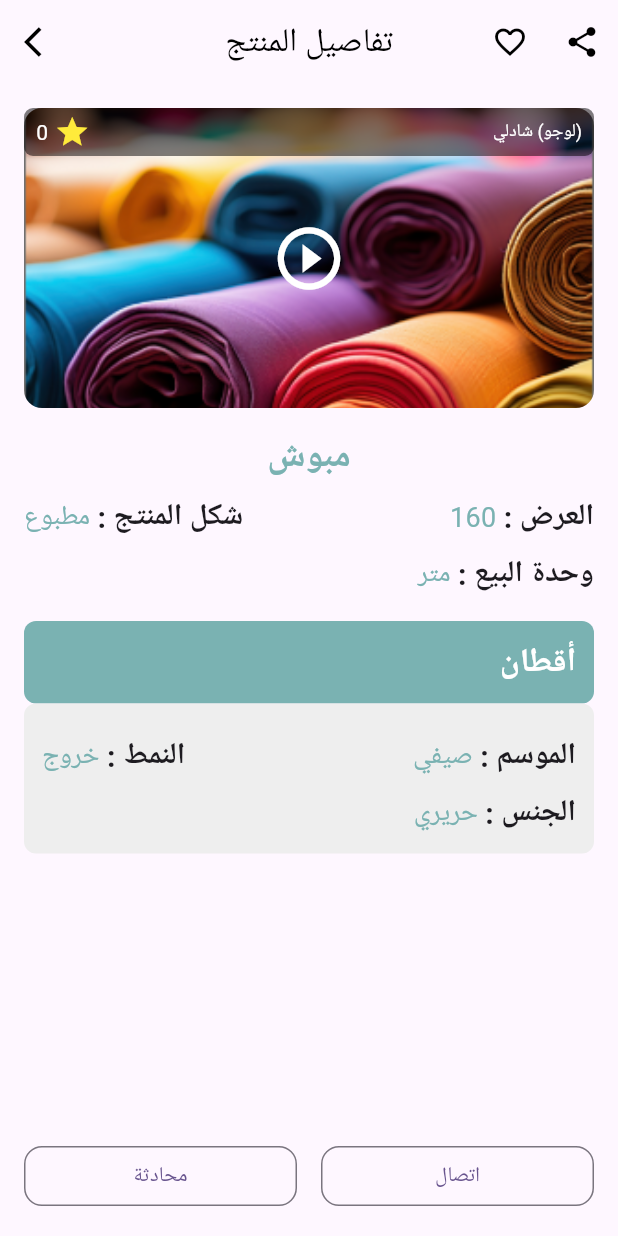
After one commit to Ali-Kashasha/Dyarna_flutter, a Flutter app: the ProductDetailScreen screen opened directly, on a phone screen of 412 x 824 dp. The commit adds this screen. Run offline on Flutter 3.47's test engine with Material 3 defaults, Android fonts, the phone set to English and light mode, and no system bars; our stand-ins replace convex_bottom_bar, flick_video_player, video_player; network calls fail.

Commit message:
serch screen and item details

```diff
--- /dev/null
+++ b/lib/product_details_screen.dart
@@ -0,0 +1,225 @@
+import 'package:flutter/cupertino.dart';
+import 'package:flutter/material.dart';
+import 'package:flutter/widgets.dart';
+
+
+
+class ProductDetailScreen extends StatelessWidget {
+  @override
+  Widget build(BuildContext context) {
+    return Scaffold(
+      appBar: AppBar(
+        leading: IconButton(
+          icon: Icon(Icons.arrow_back_ios, color: Colors.black),
+          onPressed: () => Navigator.of(context).pop(),
+        ),
+        backgroundColor: Colors.transparent,
+        elevation: 0,
+        centerTitle: true,
+        title: Text('تفاصيل المنتج', style: TextStyle(color: Colors.black)),
+        actions: [
+          IconButton(
+            icon: Icon(Icons.favorite_border, color: Colors.black),
+            onPressed: () {},
+          ),
+          IconButton(
+            icon: Icon(Icons.share, color: Colors.black),
+            onPressed: () {},
+          ),
+        ],
+      ),
+      body: Container(
+        child: Padding(
+          padding: const EdgeInsets.all(16.0),
+          child: Directionality(
+            textDirection: TextDirection.rtl,
+
+            child: Column(
+              crossAxisAlignment: CrossAxisAlignment.start,
+              children: [
+                // Product Image with Play Icon
+                Stack(
+                  children: [
+                    Container(
+                      height: 200,
+                      width: double.infinity,
+                      decoration: BoxDecoration(
+                        borderRadius: BorderRadius.circular(12),
+                        image: DecorationImage(
+                          image: AssetImage(
+                              'assets/images/fabrics.png'),
+                          fit: BoxFit.cover,
+                        ),
+                      ),
+                    ),
+
+                    Positioned(
+                      top: 0,
+                      left: 0,
+                      right: 0,
+                      child: Container(
+                        //width: double.infinity,
+                        padding: EdgeInsets.symmetric(horizontal: 8, vertical: 4),
+                        decoration: BoxDecoration(
+                          color: Colors.black.withOpacity(0.5),
+                          borderRadius: BorderRadius.circular(6),
+                        ),
+                        child: Row(
+                          //mainAxisAlignment: MainAxisAlignment.spaceBetween,
+                          children: [
+                            Text(
+                              '(لوجو) شادلي',
+                              style: TextStyle(color: Colors.white, fontSize: 12),
+                            ),
+                            Spacer(),
+                            Icon(Icons.star, color: Colors.yellow),
+                            SizedBox(width: 4),
+                            Text('0', style: TextStyle(color: Colors.white)),
+
+                          ],
+                        ),
+                      ),
+                    ),
+
+
+                    Positioned(
+                      top: 0,
+                      bottom: 0,
+                      left: 0,
+                      right: 0,
+                      child: Center(
+                        child: Icon(
+                          Icons.play_circle_outline,
+                          color: Colors.white,
+                          size: 50,
+                        ),
+                      ),
+                    ),
+                  ],
+                ),
+                SizedBox(height: 16),
+                // Product Title
+                Align(
+                  alignment: Alignment.center,
+                  child: Text(
+                    'مبوش',
+                    style: TextStyle(color:Color(0xff7AB2B2),fontSize: 24, fontWeight: FontWeight.bold),
+                  ),
+                ),
+                SizedBox(height: 8),
+                // Product Attributes
+                Row(
+                  children: [
+                    Text(
+                      'العرض : ',
+                      style: TextStyle(fontWeight: FontWeight.bold,fontSize: 20),
+                    ),
+
+                    Text('160',style: TextStyle(color:Color(0xff7AB2B2),fontSize: 18),),
+                    Spacer(),
+                    SizedBox(width: 16),
+                    Text(
+                      'شكل المنتج : ',
+                      style: TextStyle(fontWeight: FontWeight.bold,fontSize: 20),
+                    ),
+                    Text('مطبوع',style: TextStyle(color:Color(0xff7AB2B2),fontSize: 18),),
+                  ],
+                ),
+                SizedBox(height: 8),
+                Row(
+                  children: [
+                    Text(
+                      'وحدة البيع : ',
+                      style: TextStyle(fontWeight: FontWeight.bold,fontSize: 20),
+                    ),
+                    Text('متر',style: TextStyle(color:Color(0xff7AB2B2),fontSize: 18),),
+                  ],
+                ),
+                SizedBox(height: 16),
+                Container(
+                    padding: EdgeInsets.all(12),
+width: double.infinity,
+                    decoration: BoxDecoration(
+                      color: Color(0xff7AB2B2),
+                      borderRadius: BorderRadius.circular(8),
+                    ),
+                    child: Text('أقطان', style: TextStyle(color:Colors.white,fontWeight: FontWeight.bold,fontSize: 22))),
+                // Product Category and Attributes
+                Container(
+                  padding: EdgeInsets.all(12),
+                  decoration: BoxDecoration(
+                    color: Colors.grey[200],
+                    borderRadius: BorderRadius.circular(8),
+                  ),
+                  child: Column(
+                    crossAxisAlignment: CrossAxisAlignment.start,
+                    children: [
+
+                      SizedBox(height: 8),
+                      Row(
+                        children: [
+                          Text(
+                            'الموسم : ',
+                            style: TextStyle(fontWeight: FontWeight.bold,fontSize: 20),
+                          ),
+                          Text('صيفي',style: TextStyle(color:Color(0xff7AB2B2),fontSize: 18),),
+                          Spacer(),
+                          Text(
+                            'النمط : ',
+                            style: TextStyle(fontWeight: FontWeight.bold,fontSize: 20),
+                          ),
+                          Text('خروج',style: TextStyle(color:Color(0xff7AB2B2),fontSize: 18),),
+                        ],
+                      ),
+                      SizedBox(height: 8),
+                      Row(
+                        children: [
+
+                          Text(
+                            'الجنس : ',
+                            style: TextStyle(fontWeight: FontWeight.bold,fontSize: 20),
+                          ),
+                          Text('حريري',style: TextStyle(color:Color(0xff7AB2B2),fontSize: 18),),
+                        ],
+                      ),
+                    ],
+                  ),
+                ),
+                //SizedBox(height: 16),
+                Spacer(),
+                // Buttons
+                Row(
+                  children: [
+                    Expanded(
+                      child: OutlinedButton(
+                        onPressed: () {},
+                        style: OutlinedButton.styleFrom(
+                          shape: RoundedRectangleBorder(
+                            borderRadius: BorderRadius.circular(12),
+                          ),
+                        ),
+                        child: Text('اتصال'),
+                      ),
+                    ),
+                    SizedBox(width: 16),
+                    Expanded(
+                      child: OutlinedButton(
+                        onPressed: () {},
+                        style: OutlinedButton.styleFrom(
+                          shape: RoundedRectangleBorder(
+                            borderRadius: BorderRadius.circular(12),
+                          ),
+                        ),
+                        child: Text('محادثة'),
+                      ),
+                    ),
+                  ],
+                ),
+              ],
+            ),
+          ),
+        ),
+      ),
+    );
+  }
+}
```
Also changed, not shown: lib/home_screen.dart (+13 -1 lines), lib/searching_screen.dart (added, +146 -0 lines), assets/images/fabrics.png (added).
